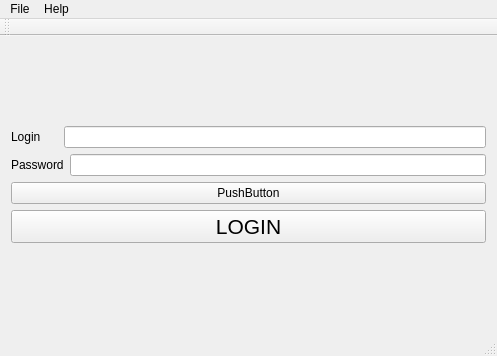
Above: 181-351-Okunev-2sim/Lab1 log and pas/Lab1logandpas.ui from Steper2000/181-351-okunev before the change. Below: the same form after it.
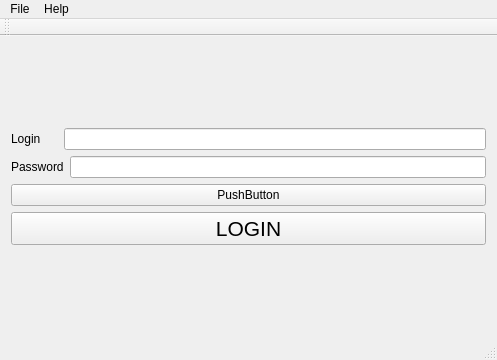
That is the form after the change.

The edit to the form file:
```diff
--- a/181-351-Okunev-2sim/Lab1 log and pas/Lab1logandpas.ui
+++ b/181-351-Okunev-2sim/Lab1 log and pas/Lab1logandpas.ui
@@ -7,7 +7,7 @@
     <x>0</x>
     <y>0</y>
     <width>497</width>
-    <height>356</height>
+    <height>360</height>
    </rect>
   </property>
   <property name="windowTitle">
@@ -59,7 +59,11 @@
            </widget>
           </item>
           <item>
-           <widget class="QLineEdit" name="line_password"/>
+           <widget class="QLineEdit" name="line_password">
+            <property name="echoMode">
+             <enum>QLineEdit::Password</enum>
+            </property>
+           </widget>
           </item>
          </layout>
         </item>
```
